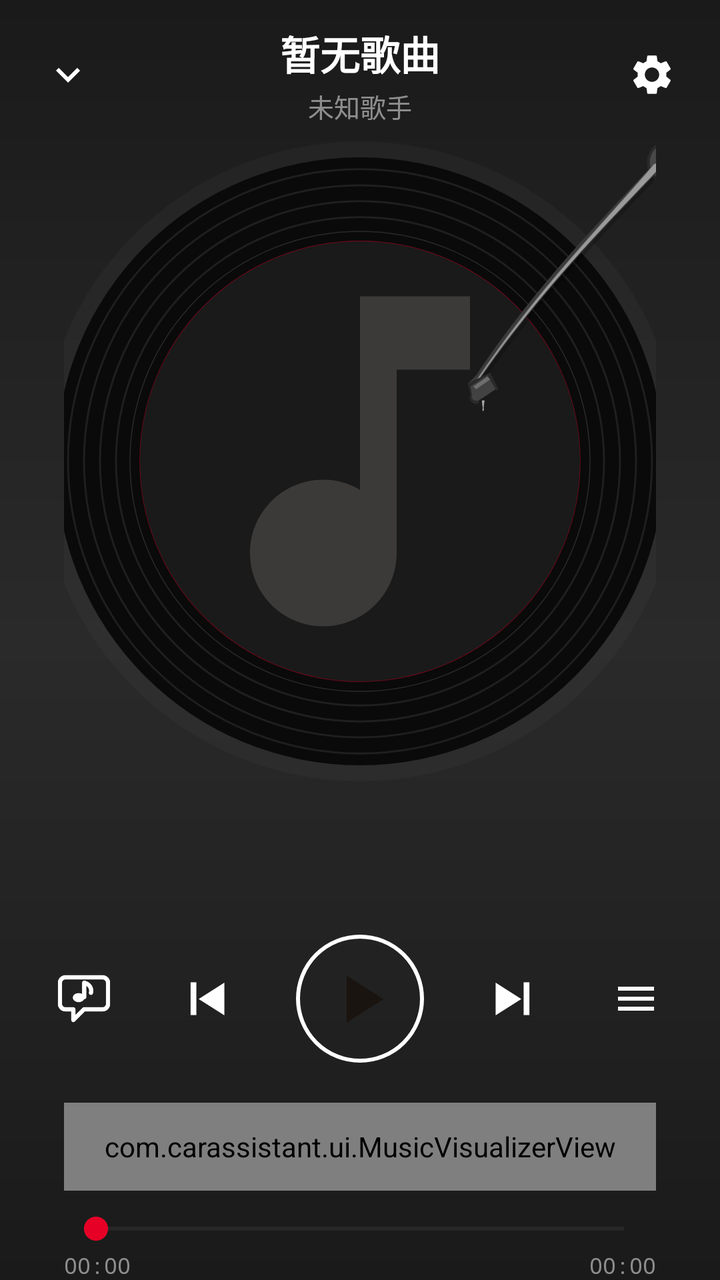
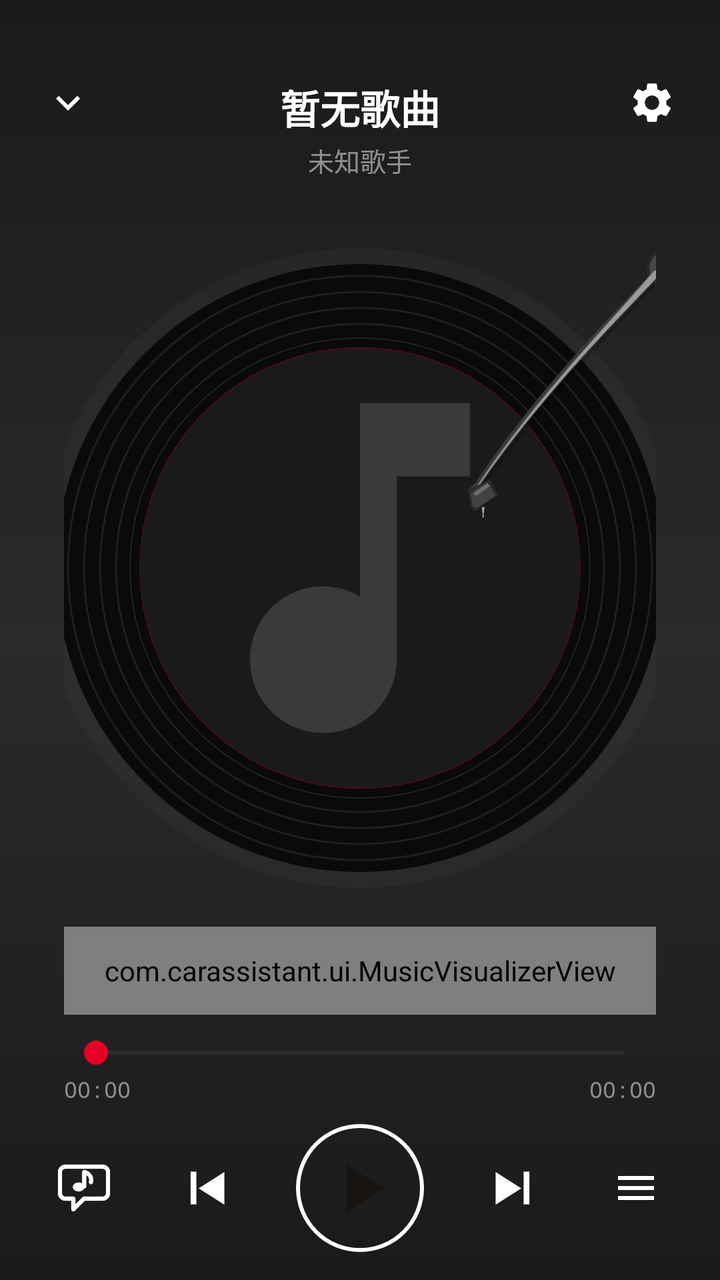

An Android layout rendered at two revisions. The XML below is the earlier revision; the diff shows what the commit changed to produce the second picture.
<!-- AndroidManifest.xml: application theme Theme.CarAssistant -->
<!-- res/layout/activity_music.xml -->
<?xml version="1.0" encoding="utf-8"?>
<LinearLayout xmlns:android="http://schemas.android.com/apk/res/android"
    xmlns:tools="http://schemas.android.com/tools"
    xmlns:app="http://schemas.android.com/apk/res-auto"
    android:id="@+id/music_root"
    android:layout_width="match_parent"
    android:layout_height="match_parent"
    android:background="@drawable/bg_music_page"
    android:orientation="vertical">

    
    <FrameLayout
        android:layout_width="match_parent"
        android:layout_height="wrap_content"
        android:paddingStart="16dp"
        android:paddingEnd="16dp"
        android:paddingTop="12dp"
        android:paddingBottom="8dp">

        <ImageView
            android:id="@+id/btn_back"
            android:layout_width="36dp"
            android:layout_height="36dp"
            android:layout_gravity="start|center_vertical"
            android:src="@drawable/ic_music_arrow_down"
            android:background="?attr/selectableItemBackgroundBorderless"
            android:scaleType="centerInside"
            android:contentDescription="@string/back"
            tools:ignore="ContentDescription"/>

        <ImageView
            android:id="@+id/btn_settings"
            android:layout_width="36dp"
            android:layout_height="36dp"
            android:layout_gravity="end|center_vertical"
            android:src="@drawable/ic_music_settings"
            android:background="?attr/selectableItemBackgroundBorderless"
            android:scaleType="centerInside"
            android:contentDescription="@string/music_settings"
            android:tint="@color/music_text_secondary"
            tools:ignore="UseAppTint"/>

        <LinearLayout
            android:layout_width="wrap_content"
            android:layout_height="wrap_content"
            android:layout_gravity="center"
            android:orientation="vertical"
            android:gravity="center">

            <TextView
                android:id="@+id/tv_title"
                android:layout_width="wrap_content"
                android:layout_height="wrap_content"
                android:maxLines="1"
                android:ellipsize="end"
                android:text="@string/music_no_song"
                android:textColor="@color/music_text_primary"
                android:textSize="@dimen/music_title_size"
                android:textStyle="bold"/>

            <TextView
                android:id="@+id/tv_artist"
                android:layout_width="wrap_content"
                android:layout_height="wrap_content"
                android:layout_marginTop="2dp"
                android:maxLines="1"
                android:ellipsize="end"
                android:text="@string/music_unknown_artist"
                android:textColor="@color/music_text_hint"
                android:textSize="@dimen/music_artist_size"/>
        </LinearLayout>
    </FrameLayout>

    
    <LinearLayout
        android:id="@+id/card_permission"
        android:layout_width="match_parent"
        android:layout_height="0dp"
        android:layout_weight="1"
        android:orientation="vertical"
        android:background="@drawable/bg_music_permission_card"
        android:layout_marginStart="@dimen/music_content_padding"
        android:layout_marginEnd="@dimen/music_content_padding"
        android:layout_marginTop="8dp"
        android:layout_marginBottom="20dp"
        android:padding="28dp"
        android:visibility="gone"
        android:gravity="center">

        <FrameLayout
            android:layout_width="72dp"
            android:layout_height="72dp"
            android:layout_marginBottom="20dp">
            <View
                android:layout_width="match_parent"
                android:layout_height="match_parent"
                android:background="@drawable/bg_permission_icon_circle"/>
            <ImageView
                android:layout_width="36dp"
                android:layout_height="36dp"
                android:layout_gravity="center"
                android:src="@drawable/ic_music_note"
                app:tint="#FFFFFFFF"
                android:scaleType="centerInside"
                tools:ignore="ContentDescription"/>
        </FrameLayout>

        <TextView
            android:layout_width="wrap_content"
            android:layout_height="wrap_content"
            android:text="@string/music_permission_required"
            android:textColor="@color/music_text_primary"
            android:textSize="20sp"
            android:textStyle="bold"
            android:gravity="center"/>

        <TextView
            android:layout_width="wrap_content"
            android:layout_height="wrap_content"
            android:layout_marginTop="6dp"
            android:text="@string/music_permission_subtitle"
            android:textColor="@color/music_text_hint"
            android:textSize="13sp"
            android:gravity="center"/>

        <View
            android:layout_width="match_parent"
            android:layout_height="1dp"
            android:layout_marginTop="20dp"
            android:layout_marginBottom="20dp"
            android:background="#22FFFFFF"/>

        <LinearLayout
            android:layout_width="match_parent"
            android:layout_height="wrap_content"
            android:orientation="horizontal"
            android:gravity="center_vertical"
            android:layout_marginBottom="12dp">
            <TextView
                android:layout_width="22dp"
                android:layout_height="22dp"
                android:background="@drawable/bg_permission_step_circle"
                android:text="1"
                android:textColor="#FFFFFFFF"
                android:textSize="12sp"
                android:textStyle="bold"
                android:gravity="center"/>
            <TextView
                android:layout_width="match_parent"
                android:layout_height="wrap_content"
                android:layout_marginStart="12dp"
                android:text="@string/music_permission_step1"
                android:textColor="@color/music_text_secondary"
                android:textSize="14sp"
                android:lineSpacingExtra="3dp"/>
        </LinearLayout>

        <LinearLayout
            android:layout_width="match_parent"
            android:layout_height="wrap_content"
            android:orientation="horizontal"
            android:gravity="center_vertical">
            <TextView
                android:layout_width="22dp"
                android:layout_height="22dp"
                android:background="@drawable/bg_permission_step_circle"
                android:text="2"
                android:textColor="#FFFFFFFF"
                android:textSize="12sp"
                android:textStyle="bold"
                android:gravity="center"/>
            <TextView
                android:layout_width="match_parent"
                android:layout_height="wrap_content"
                android:layout_marginStart="12dp"
                android:text="@string/music_permission_step2"
                android:textColor="@color/music_text_secondary"
                android:textSize="14sp"
                android:lineSpacingExtra="3dp"/>
        </LinearLayout>

        <TextView
            android:id="@+id/btn_grant"
            android:layout_width="match_parent"
            android:layout_height="wrap_content"
            android:layout_marginTop="28dp"
            android:paddingStart="48dp"
            android:paddingEnd="48dp"
            android:paddingTop="14dp"
            android:paddingBottom="14dp"
            android:background="@drawable/bg_permission_grant_btn"
            android:text="@string/keymap_perm_go_grant"
            android:textColor="#FFFFFFFF"
            android:textSize="16sp"
            android:textStyle="bold"
            android:gravity="center"
            android:focusable="true"
            android:clickable="true"/>
    </LinearLayout>

    
    <LinearLayout
        android:layout_width="match_parent"
        android:layout_height="0dp"
        android:layout_weight="1"
        android:orientation="vertical"
        android:gravity="center"
        android:paddingStart="@dimen/music_content_padding"
        android:paddingEnd="@dimen/music_content_padding">

        
        <FrameLayout
            android:id="@+id/card_album"
            android:layout_width="wrap_content"
            android:layout_height="wrap_content"
            android:foreground="?attr/selectableItemBackground">

            <View
                android:id="@+id/vinyl_glow"
                android:layout_width="1dp"
                android:layout_height="1dp"
                android:visibility="gone"/>

            <ImageView
                android:id="@+id/iv_vinyl"
                android:layout_width="@dimen/music_vinyl_size"
                android:layout_height="@dimen/music_vinyl_size"
                android:layout_gravity="center"
                android:src="@drawable/bg_vinyl_disc"
                tools:ignore="ContentDescription"/>

            <ImageView
                android:id="@+id/iv_album"
                android:layout_width="@dimen/music_album_size"
                android:layout_height="@dimen/music_album_size"
                android:layout_gravity="center"
                android:src="@drawable/ic_music_cover_placeholder"
                android:scaleType="centerCrop"
                android:background="@drawable/bg_album_circle"
                tools:ignore="ContentDescription"/>

            <ImageView
                android:id="@+id/iv_tonearm"
                android:layout_width="@dimen/music_tonearm_size"
                android:layout_height="@dimen/music_tonearm_height"
                android:layout_gravity="top|end"
                android:layout_marginTop="@dimen/music_tonearm_margin_top"
                android:layout_marginEnd="@dimen/music_tonearm_margin_end"
                android:src="@drawable/bg_tonearm"
                android:scaleType="fitXY"
                tools:ignore="ContentDescription"/>
        </FrameLayout>

        
        <LinearLayout
            android:id="@+id/lyrics_container"
            android:layout_width="match_parent"
            android:layout_height="0dp"
            android:layout_weight="1"
            android:orientation="vertical"
            android:gravity="center"
            android:layout_marginTop="16dp"
            android:visibility="visible">

            <TextView
                android:id="@+id/tv_lyric_prev2"
                android:layout_width="match_parent"
                android:layout_height="wrap_content"
                android:gravity="center"
                android:maxLines="1"
                android:ellipsize="end"
                android:alpha="0.35"
                android:textColor="@color/music_lyric_other"
                android:textSize="@dimen/music_lyric_far_size"/>

            <TextView
                android:id="@+id/tv_lyric_prev"
                android:layout_width="match_parent"
                android:layout_height="wrap_content"
                android:gravity="center"
                android:maxLines="1"
                android:ellipsize="end"
                android:layout_marginTop="6dp"
                android:alpha="0.6"
                android:textColor="@color/music_lyric_other"
                android:textSize="@dimen/music_lyric_near_size"/>

            <TextView
                android:id="@+id/tv_lyric_current"
                android:layout_width="match_parent"
                android:layout_height="wrap_content"
                android:gravity="center"
                android:maxLines="2"
                android:ellipsize="end"
                android:layout_marginTop="10dp"
                android:layout_marginBottom="2dp"
                android:lineSpacingExtra="6dp"
                android:text="@string/music_no_lyrics"
                android:textColor="@color/music_lyric_current"
                android:textSize="@dimen/music_lyric_current_size"
                android:textStyle="bold"/>

            <TextView
                android:id="@+id/tv_lyric_translation"
                android:layout_width="match_parent"
                android:layout_height="wrap_content"
                android:gravity="center"
                android:maxLines="2"
                android:ellipsize="end"
                android:layout_marginBottom="6dp"
                android:alpha="0.8"
                android:textColor="@color/music_text_hint"
                android:textSize="@dimen/music_lyric_translation_size"
                android:visibility="gone"/>

            <TextView
                android:id="@+id/tv_lyric_next"
                android:layout_width="match_parent"
                android:layout_height="wrap_content"
                android:gravity="center"
                android:maxLines="1"
                android:ellipsize="end"
                android:alpha="0.6"
                android:textColor="@color/music_lyric_other"
                android:textSize="@dimen/music_lyric_near_size"/>

            <TextView
                android:id="@+id/tv_lyric_next2"
                android:layout_width="match_parent"
                android:layout_height="wrap_content"
                android:gravity="center"
                android:maxLines="1"
                android:ellipsize="end"
                android:layout_marginTop="6dp"
                android:alpha="0.35"
                android:textColor="@color/music_lyric_other"
                android:textSize="@dimen/music_lyric_far_size"/>
        </LinearLayout>
    </LinearLayout>

    
    <ImageView
        android:id="@+id/btn_floating_lyrics"
        android:layout_width="1dp"
        android:layout_height="1dp"
        android:visibility="gone"/>
    <ImageView
        android:id="@+id/btn_lyrics_settings"
        android:layout_width="1dp"
        android:layout_height="1dp"
        android:visibility="gone"/>

    
    <LinearLayout
        android:layout_width="match_parent"
        android:layout_height="wrap_content"
        android:orientation="horizontal"
        android:gravity="center_vertical"
        android:paddingStart="24dp"
        android:paddingEnd="24dp"
        android:paddingTop="10dp"
        android:paddingBottom="14dp">

        <ImageView
            android:id="@+id/btn_lyrics_toggle"
            android:layout_width="36dp"
            android:layout_height="36dp"
            android:src="@drawable/ic_music_lyrics_hongqi"
            android:background="?attr/selectableItemBackgroundBorderless"
            android:scaleType="centerInside"
            android:contentDescription="@string/floating_lyrics_toggle"
            android:tint="@color/music_text_primary"
            tools:ignore="UseAppTint"/>

        <Space
            android:layout_width="0dp"
            android:layout_height="1dp"
            android:layout_weight="1"/>

        <ImageView
            android:id="@+id/btn_prev"
            android:layout_width="@dimen/music_prev_next_btn_size"
            android:layout_height="@dimen/music_prev_next_btn_size"
            android:src="@drawable/ic_music_prev_hongqi"
            android:background="?attr/selectableItemBackgroundBorderless"
            android:scaleType="center"
            android:contentDescription="@string/music_prev"
            android:tint="@color/music_text_primary"
            tools:ignore="UseAppTint"/>

        <FrameLayout
            android:layout_width="64dp"
            android:layout_height="64dp"
            android:layout_marginStart="20dp"
            android:layout_marginEnd="20dp">
            <View
                android:layout_width="match_parent"
                android:layout_height="match_parent"
                android:background="@drawable/bg_music_play_ring"/>
            <ImageView
                android:id="@+id/btn_play"
                android:layout_width="match_parent"
                android:layout_height="match_parent"
                android:src="@drawable/ic_music_play_hongqi"
                android:scaleType="center"
                android:padding="18dp"
                android:contentDescription="@string/music_play"
                tools:ignore="UseAppTint"/>
        </FrameLayout>

        <ImageView
            android:id="@+id/btn_next"
            android:layout_width="@dimen/music_prev_next_btn_size"
            android:layout_height="@dimen/music_prev_next_btn_size"
            android:src="@drawable/ic_music_next_hongqi"
            android:background="?attr/selectableItemBackgroundBorderless"
            android:scaleType="center"
            android:contentDescription="@string/music_next"
            android:tint="@color/music_text_primary"
            tools:ignore="UseAppTint"/>

        <Space
            android:layout_width="0dp"
            android:layout_height="1dp"
            android:layout_weight="1"/>

        <ImageView
            android:id="@+id/btn_playlist"
            android:layout_width="36dp"
            android:layout_height="36dp"
            android:src="@drawable/ic_music_list"
            android:background="?attr/selectableItemBackgroundBorderless"
            android:scaleType="centerInside"
            tools:ignore="ContentDescription"/>
    </LinearLayout>

    <View
        android:id="@+id/play_btn_glow"
        android:layout_width="1dp"
        android:layout_height="1dp"
        android:visibility="gone"/>
    <View
        android:id="@+id/ambient_glow_1"
        android:layout_width="1dp"
        android:layout_height="1dp"
        android:visibility="gone"/>
    <View
        android:id="@+id/ambient_glow_2"
        android:layout_width="1dp"
        android:layout_height="1dp"
        android:visibility="gone"/>

    
    <com.carassistant.ui.MusicVisualizerView
        android:id="@+id/music_visualizer"
        android:layout_width="match_parent"
        android:layout_height="44dp"
        android:layout_marginStart="32dp"
        android:layout_marginEnd="32dp"
        android:layout_marginTop="6dp"
        android:layout_marginBottom="2dp"/>

    
    <LinearLayout
        android:layout_width="match_parent"
        android:layout_height="wrap_content"
        android:orientation="vertical"
        android:paddingStart="32dp"
        android:paddingEnd="32dp"
        android:paddingTop="8dp">

        <SeekBar
            android:id="@+id/sb_progress"
            android:layout_width="match_parent"
            android:layout_height="wrap_content"
            android:max="100"
            android:progress="0"
            android:progressTint="@color/music_seekbar_progress"
            android:progressBackgroundTint="@color/music_seekbar_track"
            android:thumbTint="@color/music_seekbar_thumb"
            android:splitTrack="false"/>

        <LinearLayout
            android:layout_width="match_parent"
            android:layout_height="wrap_content"
            android:orientation="horizontal"
            android:layout_marginTop="2dp">

            <TextView
                android:id="@+id/tv_current"
                android:layout_width="wrap_content"
                android:layout_height="wrap_content"
                android:text="00:00"
                android:textColor="@color/music_text_hint"
                android:textSize="@dimen/music_time_text_size"
                android:fontFamily="monospace"/>

            <View
                android:layout_width="0dp"
                android:layout_height="1dp"
                android:layout_weight="1"/>

            <TextView
                android:id="@+id/tv_duration"
                android:layout_width="wrap_content"
                android:layout_height="wrap_content"
                android:text="00:00"
                android:textColor="@color/music_text_hint"
                android:textSize="@dimen/music_time_text_size"
                android:fontFamily="monospace"/>
        </LinearLayout>
    </LinearLayout>



    
    <ImageView
        android:id="@+id/btn_music_source"
        android:layout_width="1dp"
        android:layout_height="1dp"
        android:visibility="gone"/>

</LinearLayout>
<!-- resources referenced by this layout -->
<resources>
  <color name="music_lyric_current">#FFFFFFFF</color>
  <color name="music_lyric_other">#80FFFFFF</color>
  <color name="music_seekbar_progress">#FFE60026</color>
  <color name="music_seekbar_thumb">#FFE60026</color>
  <color name="music_seekbar_track">#33FFFFFF</color>
  <color name="music_text_hint">#80FFFFFF</color>
  <color name="music_text_primary">#FFFFFFFF</color>
  <color name="music_text_secondary">#B3FFFFFF</color>
  <dimen name="music_album_size">220dp</dimen>
  <dimen name="music_artist_size">13sp</dimen>
  <dimen name="music_content_padding">32dp</dimen>
  <dimen name="music_lyric_current_size">20sp</dimen>
  <dimen name="music_lyric_far_size">14sp</dimen>
  <dimen name="music_lyric_near_size">16sp</dimen>
  <dimen name="music_lyric_translation_size">15sp</dimen>
  <dimen name="music_prev_next_btn_size">48dp</dimen>
  <dimen name="music_time_text_size">11sp</dimen>
  <dimen name="music_title_size">20sp</dimen>
  <dimen name="music_tonearm_height">175dp</dimen>
  <dimen name="music_tonearm_margin_end">-28dp</dimen>
  <dimen name="music_tonearm_margin_top">-22dp</dimen>
  <dimen name="music_tonearm_size">140dp</dimen>
  <dimen name="music_vinyl_size">320dp</dimen>
  <!-- drawable bg_album_circle (drawable) -->
  <?xml version="1.0" encoding="utf-8"?>
  <shape xmlns:android="http://schemas.android.com/apk/res/android"
      android:shape="oval">
      <solid android:color="#FF1A1A1A"/>
  </shape>
  <!-- drawable bg_music_permission_card (drawable) -->
  <?xml version="1.0" encoding="utf-8"?>
  <shape xmlns:android="http://schemas.android.com/apk/res/android"
      android:shape="rectangle">
      
      <solid android:color="#CC1A1F2E"/>
      
      <corners android:radius="24dp"/>
      
      <stroke android:width="1dp" android:color="#22FFFFFF"/>
  </shape>
  <!-- drawable bg_music_play_ring (drawable) -->
  <?xml version="1.0" encoding="utf-8"?>
  <shape xmlns:android="http://schemas.android.com/apk/res/android"
      android:shape="oval">
      <solid android:color="@android:color/transparent"/>
      <stroke
          android:width="2dp"
          android:color="#FFFFFFFF"/>
  </shape>
  <!-- drawable bg_permission_step_circle (drawable) -->
  <?xml version="1.0" encoding="utf-8"?>
  <shape xmlns:android="http://schemas.android.com/apk/res/android"
      android:shape="oval">
      <solid android:color="#FFEE0A24"/>
      <size android:width="22dp" android:height="22dp"/>
  </shape>
  <string name="back">返回</string>
  <string name="floating_lyrics_toggle">桌面歌词开关</string>
  <string name="keymap_perm_go_grant">去开启</string>
  <string name="music_next">下一首</string>
  <string name="music_no_lyrics">暂无歌词</string>
  <string name="music_no_song">暂无歌曲</string>
  <string name="music_permission_required">请先授予通知访问权限</string>
  <string name="music_permission_step1">在系统「通知访问设置」中找到「车机助手媒体会话」</string>
  <string name="music_permission_step2">开启开关，允许车机助手读取媒体信息</string>
  <string name="music_permission_subtitle">用于读取当前播放状态并显示歌词</string>
  <string name="music_play">播放/暂停</string>
  <string name="music_prev">上一首</string>
  <string name="music_settings">音乐伴侣设置</string>
  <string name="music_unknown_artist">未知歌手</string>
  <color name="brand_primary">#2E6BFF</color>
  <color name="brand_primary_dark">#1E54E5</color>
  <color name="brand_accent">#00C2A8</color>
  <color name="bg_page">#F5F7FB</color>
  <color name="bg_card">#FFFFFF</color>
  <color name="text_primary">#1A1F36</color>
  <color name="danger">#FF4D4F</color>
  <color name="text_secondary">#5A6273</color>
  <!-- drawable bg_dialog (drawable) -->
  <?xml version="1.0" encoding="utf-8"?>
  <shape xmlns:android="http://schemas.android.com/apk/res/android"
      android:shape="rectangle">
      <solid android:color="@color/dialog_bg"/>
      <corners android:radius="@dimen/dialog_corner"/>
  </shape>
  <color name="dialog_bg">#FFFFFF</color>
  <dimen name="dialog_corner">24dp</dimen>
  <color name="stroke_card">#F0F2F7</color>
  <!-- unchanged entries left out for length: 19 -->
</resources>

<!-- the commit's change to res/layout/activity_music.xml (unified diff, before → after) -->
@@ -15,7 +15,8 @@
         android:paddingStart="16dp"
         android:paddingEnd="16dp"
         android:paddingTop="12dp"
-        android:paddingBottom="8dp">
+        android:paddingBottom="8dp"
+        android:clipToPadding="false">
 
         <ImageView
             android:id="@+id/btn_back"
@@ -44,6 +45,8 @@
             android:layout_width="wrap_content"
             android:layout_height="wrap_content"
             android:layout_gravity="center"
+            android:layout_marginTop="18dp"
+            android:paddingBottom="10dp"
             android:orientation="vertical"
             android:gravity="center">
 
@@ -213,6 +216,7 @@
             android:id="@+id/card_album"
             android:layout_width="wrap_content"
             android:layout_height="wrap_content"
+            android:layout_marginTop="28dp"
             android:foreground="?attr/selectableItemBackground">
 
             <View
@@ -351,6 +355,67 @@
         android:visibility="gone"/>
 
     
+    <com.carassistant.ui.MusicVisualizerView
+        android:id="@+id/music_visualizer"
+        android:layout_width="match_parent"
+        android:layout_height="44dp"
+        android:layout_marginStart="32dp"
+        android:layout_marginEnd="32dp"
+        android:layout_marginTop="6dp"
+        android:layout_marginBottom="2dp"/>
+
+    
+    <LinearLayout
+        android:layout_width="match_parent"
+        android:layout_height="wrap_content"
+        android:orientation="vertical"
+        android:paddingStart="32dp"
+        android:paddingEnd="32dp"
+        android:paddingTop="8dp">
+
+        <SeekBar
+            android:id="@+id/sb_progress"
+            android:layout_width="match_parent"
+            android:layout_height="wrap_content"
+            android:max="100"
+            android:progress="0"
+            android:progressTint="@color/music_seekbar_progress"
+            android:progressBackgroundTint="@color/music_seekbar_track"
+            android:thumbTint="@color/music_seekbar_thumb"
+            android:splitTrack="false"/>
+
+        <LinearLayout
+            android:layout_width="match_parent"
+            android:layout_height="wrap_content"
+            android:orientation="horizontal"
+            android:layout_marginTop="2dp">
+
+            <TextView
+                android:id="@+id/tv_current"
+                android:layout_width="wrap_content"
+                android:layout_height="wrap_content"
+                android:text="00:00"
+                android:textColor="@color/music_text_hint"
+                android:textSize="@dimen/music_time_text_size"
+                android:fontFamily="monospace"/>
+
+            <View
+                android:layout_width="0dp"
+                android:layout_height="1dp"
+                android:layout_weight="1"/>
+
+            <TextView
+                android:id="@+id/tv_duration"
+                android:layout_width="wrap_content"
+                android:layout_height="wrap_content"
+                android:text="00:00"
+                android:textColor="@color/music_text_hint"
+                android:textSize="@dimen/music_time_text_size"
+                android:fontFamily="monospace"/>
+        </LinearLayout>
+    </LinearLayout>
+
+    
     <LinearLayout
         android:layout_width="match_parent"
         android:layout_height="wrap_content"
@@ -388,11 +453,14 @@
             android:tint="@color/music_text_primary"
             tools:ignore="UseAppTint"/>
 
+        <Space
+            android:layout_width="0dp"
+            android:layout_height="1dp"
+            android:layout_weight="1"/>
+
         <FrameLayout
             android:layout_width="64dp"
-            android:layout_height="64dp"
-            android:layout_marginStart="20dp"
-            android:layout_marginEnd="20dp">
+            android:layout_height="64dp">
             <View
                 android:layout_width="match_parent"
                 android:layout_height="match_parent"
@@ -407,6 +475,11 @@
                 android:contentDescription="@string/music_play"
                 tools:ignore="UseAppTint"/>
         </FrameLayout>
+
+        <Space
+            android:layout_width="0dp"
+            android:layout_height="1dp"
+            android:layout_weight="1"/>
 
         <ImageView
             android:id="@+id/btn_next"
@@ -450,66 +523,7 @@
         android:layout_height="1dp"
         android:visibility="gone"/>
 
-    
-    <com.carassistant.ui.MusicVisualizerView
-        android:id="@+id/music_visualizer"
-        android:layout_width="match_parent"
-        android:layout_height="44dp"
-        android:layout_marginStart="32dp"
-        android:layout_marginEnd="32dp"
-        android:layout_marginTop="6dp"
-        android:layout_marginBottom="2dp"/>
-
-    
-    <LinearLayout
-        android:layout_width="match_parent"
-        android:layout_height="wrap_content"
-        android:orientation="vertical"
-        android:paddingStart="32dp"
-        android:paddingEnd="32dp"
-        android:paddingTop="8dp">
-
-        <SeekBar
-            android:id="@+id/sb_progress"
-            android:layout_width="match_parent"
-            android:layout_height="wrap_content"
-            android:max="100"
-            android:progress="0"
-            android:progressTint="@color/music_seekbar_progress"
-            android:progressBackgroundTint="@color/music_seekbar_track"
-            android:thumbTint="@color/music_seekbar_thumb"
-            android:splitTrack="false"/>
-
-        <LinearLayout
-            android:layout_width="match_parent"
-            android:layout_height="wrap_content"
-            android:orientation="horizontal"
-            android:layout_marginTop="2dp">
-
-            <TextView
-                android:id="@+id/tv_current"
-                android:layout_width="wrap_content"
-                android:layout_height="wrap_content"
-                android:text="00:00"
-                android:textColor="@color/music_text_hint"
-                android:textSize="@dimen/music_time_text_size"
-                android:fontFamily="monospace"/>
-
-            <View
-                android:layout_width="0dp"
-                android:layout_height="1dp"
-                android:layout_weight="1"/>
-
-            <TextView
-                android:id="@+id/tv_duration"
-                android:layout_width="wrap_content"
-                android:layout_height="wrap_content"
-                android:text="00:00"
-                android:textColor="@color/music_text_hint"
-                android:textSize="@dimen/music_time_text_size"
-                android:fontFamily="monospace"/>
-        </LinearLayout>
-    </LinearLayout>
+
 
 
 
